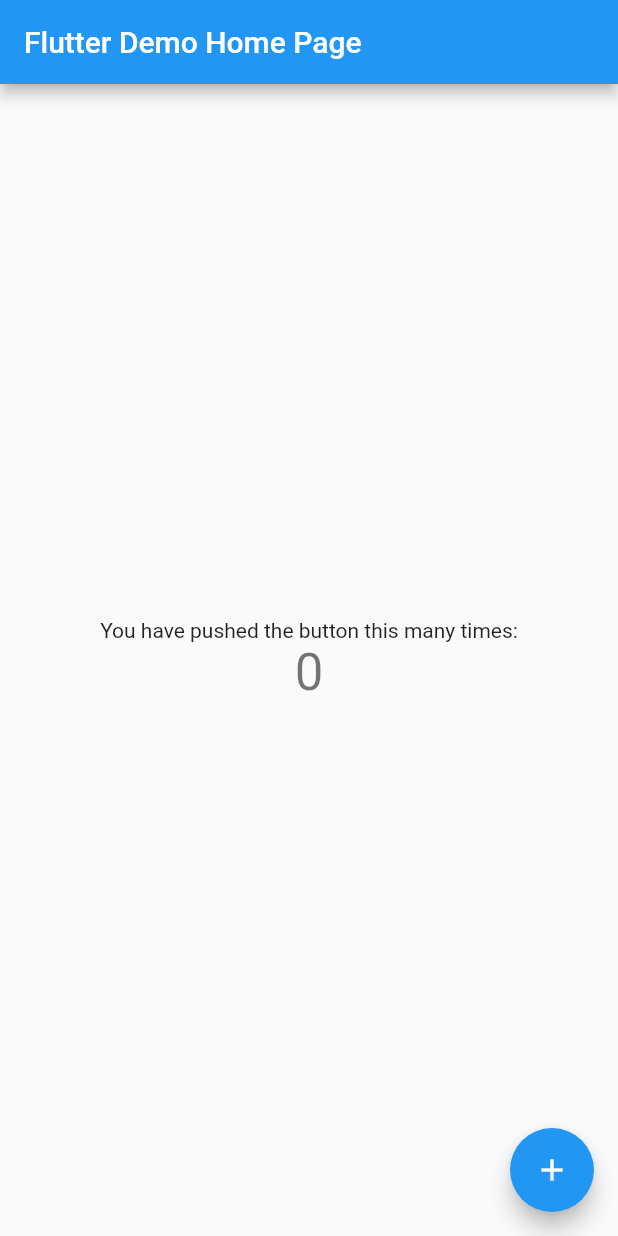
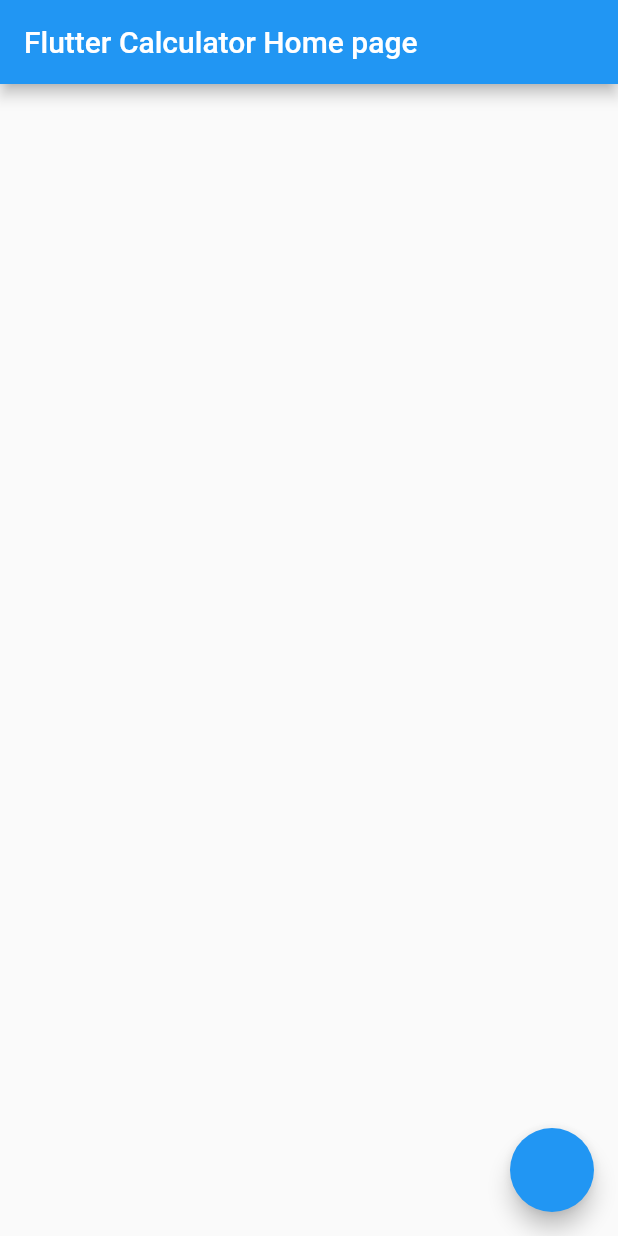
Before and after one commit to NidhiAbhyankar/Calculator_Flutter, a Flutter app: the screen it shows after launch, on a phone screen of 412 x 824 dp. Run offline on Flutter 3.47's test engine with Material 2 defaults, Android fonts, the phone set to English and light mode, and no system bars.

Commit message:
basic changes

```diff
--- a/Calculator/lib/main.dart
+++ b/Calculator/lib/main.dart
@@ -9,39 +9,20 @@ class MyApp extends StatelessWidget {
   @override
   Widget build(BuildContext context) {
     return MaterialApp(
-      title: 'Flutter Demo',
+      title: 'Flutter Calculator',
       theme: ThemeData(
-        // This is the theme of your application.
-        //
-        // Try running your application with "flutter run". You'll see the
-        // application has a blue toolbar. Then, without quitting the app, try
-        // changing the primarySwatch below to Colors.green and then invoke
-        // "hot reload" (press "r" in the console where you ran "flutter run",
-        // or simply save your changes to "hot reload" in a Flutter IDE).
-        // Notice that the counter didn't reset back to zero; the application
-        // is not restarted.
+
         primarySwatch: Colors.blue,
-        // This makes the visual density adapt to the platform that you run
-        // the app on. For desktop platforms, the controls will be smaller and
-        // closer together (more dense) than on mobile platforms.
+
         visualDensity: VisualDensity.adaptivePlatformDensity,
       ),
-      home: MyHomePage(title: 'Flutter Demo Home Page'),
+      home: MyHomePage(title: 'Flutter Calculator Home page'),
     );
   }
 }
 
 class MyHomePage extends StatefulWidget {
   MyHomePage({Key key, this.title}) : super(key: key);
-
-  // This widget is the home page of your application. It is stateful, meaning
-  // that it has a State object (defined below) that contains fields that affect
-  // how it looks.
-
-  // This class is the configuration for the state. It holds the values (in this
-  // case the title) provided by the parent (in this case the App widget) and
-  // used by the build method of the State. Fields in a Widget subclass are
-  // always marked "final".
 
   final String title;
 
@@ -50,68 +31,25 @@ class MyHomePage extends StatefulWidget {
 }
 
 class _MyHomePageState extends State<MyHomePage> {
-  int _counter = 0;
 
-  void _incrementCounter() {
-    setState(() {
-      // This call to setState tells the Flutter framework that something has
-      // changed in this State, which causes it to rerun the build method below
-      // so that the display can reflect the updated values. If we changed
-      // _counter without calling setState(), then the build method would not be
-      // called again, and so nothing would appear to happen.
-      _counter++;
-    });
-  }
+
+
 
   @override
   Widget build(BuildContext context) {
-    // This method is rerun every time setState is called, for instance as done
-    // by the _incrementCounter method above.
-    //
-    // The Flutter framework has been optimized to make rerunning build methods
-    // fast, so that you can just rebuild anything that needs updating rather
-    // than having to individually change instances of widgets.
+
     return Scaffold(
       appBar: AppBar(
-        // Here we take the value from the MyHomePage object that was created by
-        // the App.build method, and use it to set our appbar title.
+
         title: Text(widget.title),
       ),
       body: Center(
-        // Center is a layout widget. It takes a single child and positions it
-        // in the middle of the parent.
-        child: Column(
-          // Column is also a layout widget. It takes a list of children and
-          // arranges them vertically. By default, it sizes itself to fit its
-          // children horizontally, and tries to be as tall as its parent.
-          //
-          // Invoke "debug painting" (press "p" in the console, choose the
-          // "Toggle Debug Paint" action from the Flutter Inspector in Android
-          // Studio, or the "Toggle Debug Paint" command in Visual Studio Code)
-          // to see the wireframe for each widget.
-          //
-          // Column has various properties to control how it sizes itself and
-          // how it positions its children. Here we use mainAxisAlignment to
-          // center the children vertically; the main axis here is the vertical
-          // axis because Columns are vertical (the cross axis would be
-          // horizontal).
-          mainAxisAlignment: MainAxisAlignment.center,
-          children: <Widget>[
-            Text(
-              'You have pushed the button this many times:',
-            ),
-            Text(
-              '$_counter',
-              style: Theme.of(context).textTheme.headline4,
-            ),
-          ],
-        ),
+
+
       ),
       floatingActionButton: FloatingActionButton(
-        onPressed: _incrementCounter,
-        tooltip: 'Increment',
-        child: Icon(Icons.add),
-      ), // This trailing comma makes auto-formatting nicer for build methods.
+        onPressed: null
+      ),
     );
   }
 }
```
